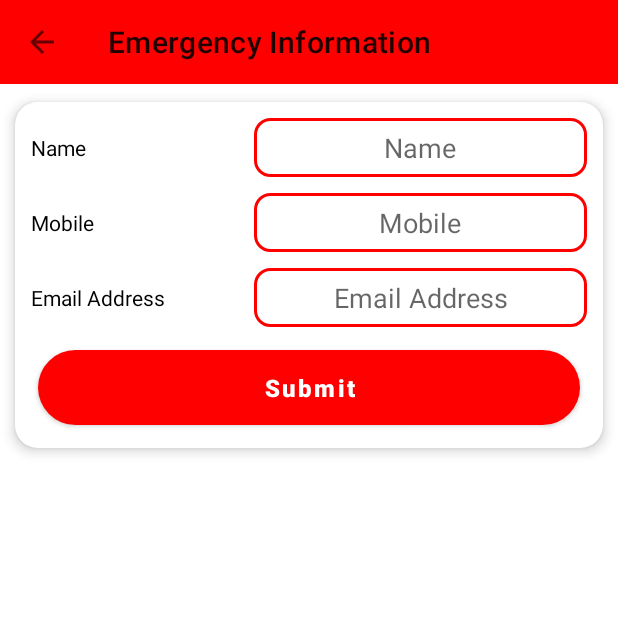
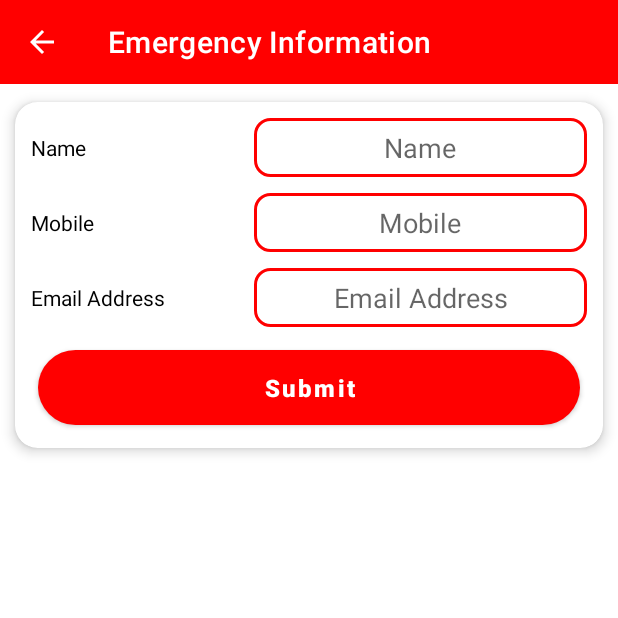
Before and after one commit to emonrait/SafetyFirst, an Android app: the EmergencyInformation screen opened directly, with no data from a screen before it, on a phone screen of 412 x 824 dp, the top half of it. Run offline under Robolectric (Android 15) with nearby library versions, the phone set to English and light mode, and no system bars.

Commit message:
Shake Implements

```diff
--- a/app/src/main/java/com/raihan/safetyfirst/MainActivity.java
+++ b/app/src/main/java/com/raihan/safetyfirst/MainActivity.java
@@ -395,7 +395,7 @@ public class MainActivity extends AppCompatActivity implements SensorEventListen
             mAccelCurrent = (float) Math.sqrt((double) (x * x + y * y + z * z));
             float delta = mAccelCurrent - mAccelLast;
             mAccel = mAccel * 0.9f + delta; // perform low-cut filter
-            if (mAccel > 10) {
+            if (mAccel > 10 && btnSafe.getVisibility() == View.GONE) {
                 if (!isLocationEnabled(MainActivity.this)) {
                     openSettings();
                 } else {
--- a/app/src/main/res/layout/activity_emergency_information.xml
+++ b/app/src/main/res/layout/activity_emergency_information.xml
@@ -17,8 +17,9 @@
             android:id="@+id/toolbar"
             android:layout_width="match_parent"
             android:layout_height="wrap_content"
-            android:background="@color/colorPrimary" />
-
+            android:background="@color/colorPrimary"
+            app:theme="@style/ToolbarColoredBackArrow"
+            app:titleTextColor="@color/white" />
         <androidx.cardview.widget.CardView
             android:layout_width="match_parent"
             android:layout_height="wrap_content"
--- a/app/src/main/res/layout/activity_main.xml
+++ b/app/src/main/res/layout/activity_main.xml
@@ -19,7 +19,9 @@
             android:id="@+id/toolbar"
             android:layout_width="match_parent"
             android:layout_height="wrap_content"
-            android:background="@color/colorPrimary" />
+            android:background="@color/colorPrimary"
+            app:theme="@style/ToolbarColoredBackArrow"
+            app:titleTextColor="@color/white" />
 
         <ImageView
             android:id="@+id/ivLogo"
--- a/app/src/main/res/layout/activity_personal_information.xml
+++ b/app/src/main/res/layout/activity_personal_information.xml
@@ -17,7 +17,9 @@
             android:id="@+id/toolbar"
             android:layout_width="match_parent"
             android:layout_height="wrap_content"
-            android:background="@color/colorPrimary" />
+            android:background="@color/colorPrimary"
+            app:theme="@style/ToolbarColoredBackArrow"
+            app:titleTextColor="@color/white" />
 
         <androidx.cardview.widget.CardView
             android:layout_width="match_parent"
--- a/app/src/main/res/layout/nav_header.xml
+++ b/app/src/main/res/layout/nav_header.xml
@@ -4,7 +4,7 @@
     android:layout_width="match_parent"
     android:layout_height="180dp"
     android:layout_gravity="center_horizontal"
-    android:background="@color/black"
+    android:background="@color/colorPrimary"
     android:gravity="center_horizontal"
     android:orientation="vertical"
     android:padding="10dp">
--- a/app/src/main/res/values/themes.xml
+++ b/app/src/main/res/values/themes.xml
@@ -13,4 +13,17 @@
         <item name="android:statusBarColor" tools:targetApi="l">?attr/colorPrimaryVariant</item>
         <!-- Customize your theme here. -->
     </style>
+
+    <style name="ToolbarColoredBackArrow" parent="AppTheme">
+        <!--        <item name="fontFamily">@font/century_gothic_front_style</item>-->
+        <item name="android:textColorSecondary">#FFFFFF</item>
+    </style>
+
+    <style name="AppTheme" parent="Theme.MaterialComponents.Light.NoActionBar">
+        <!-- Customize your theme here. -->
+        <item name="colorPrimary">@color/colorPrimary</item>
+        <item name="colorPrimaryDark">@color/colorPrimary</item>
+        <item name="colorAccent">@color/white</item>
+        <!--        <item name="fontFamily">@font/century_gothic_front_style</item>-->
+    </style>
 </resources>
```
